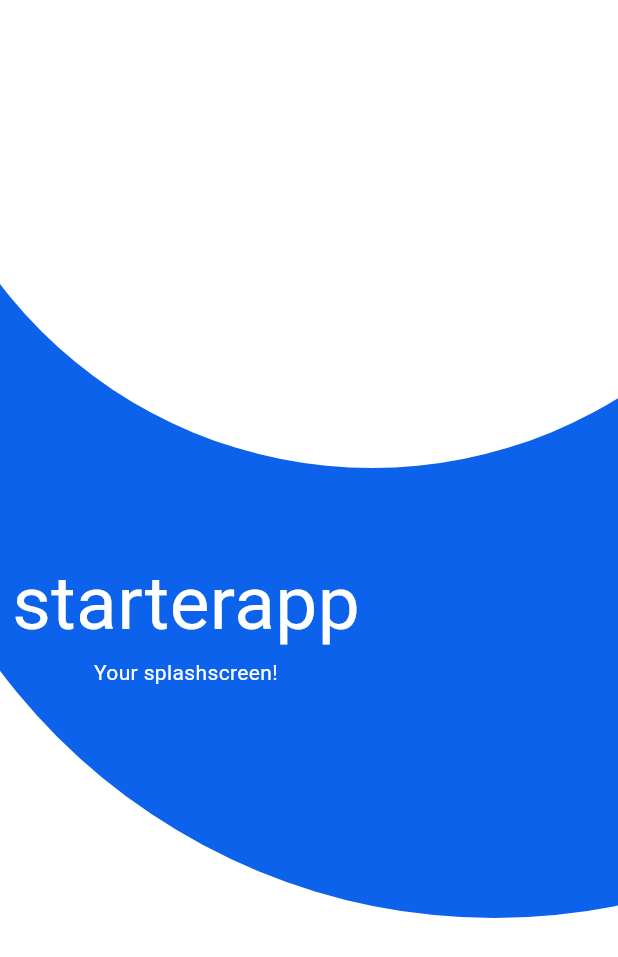
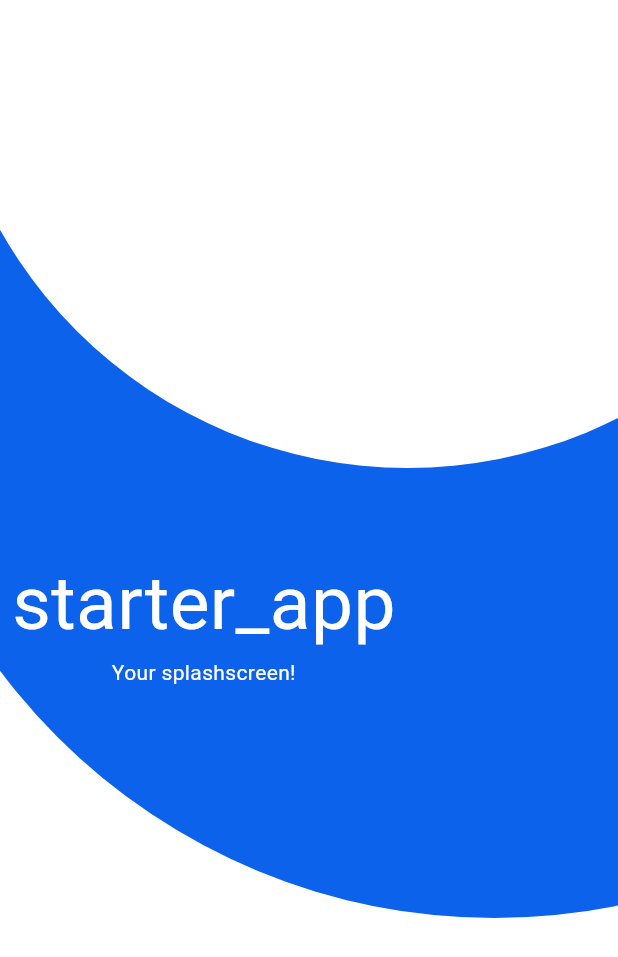
Before and after one commit to minhlongit/flutter-template-starter-app, a Flutter app: the SplashPage screen opened by its route, on a phone screen of 412 x 824 dp. Shown: the top 957 px of the screen. Run offline on Flutter 3.47's test engine with Material 3 defaults, Android fonts, the phone set to English and light mode, and no system bars; our stand-ins replace dio, internet_connection_checker, shared_preferences; missing offline and left inert: dart_jsonwebtoken; accounts and stored records are empty; generated files the repository leaves out were written again.

Commit message:
rename app

```diff
--- a/lib/helper/api/api_route_helper.dart
+++ b/lib/helper/api/api_route_helper.dart
@@ -1,5 +1,5 @@
 // Import các hằng số đường dẫn API từ một package nội bộ.
-import 'package:starterapp/constants/repository_constants/api_constants/routes/api_route_constants.dart';
+import 'package:starter_app/constants/repository_constants/api_constants/routes/api_route_constants.dart';
 
 // Lớp ApiRouteHelper chứa các phương thức trợ giúp liên quan đến đường dẫn API.
 class ApiRouteHelper {
--- a/lib/helper/auth/jwt_token_helper.dart
+++ b/lib/helper/auth/jwt_token_helper.dart
@@ -1,6 +1,6 @@
 import 'package:dart_jsonwebtoken/dart_jsonwebtoken.dart';
-import 'package:starterapp/constants/repository_constants/api_constants/auth/api_token_constants.dart';
-import 'package:starterapp/repository/local_storage/auth/jwt_local_storage.dart';
+import 'package:starter_app/constants/repository_constants/api_constants/auth/api_token_constants.dart';
+import 'package:starter_app/repository/local_storage/auth/jwt_local_storage.dart';
 
 class JwtTokenHelper {
   // Khởi tạo trình xử lý lưu trữ cục bộ cho JWT.
--- a/lib/main.dart
+++ b/lib/main.dart
@@ -1,8 +1,8 @@
 import 'package:flutter/services.dart';
 import 'package:provider/provider.dart';
-import 'package:starterapp/services/locale_service_provider.dart';
+import 'package:starter_app/services/locale_service_provider.dart';
 import 'package:flutter/material.dart';
-import 'package:starterapp/starter_app.dart';
+import 'package:starter_app/starter_app.dart';
 
 void main() async {
   WidgetsFlutterBinding
@@ -24,7 +24,7 @@ void main() async {
         ),
       ],
       child:
-          const StarterApp(), // Khởi chạy ứng dụng với widget gốc là starterapp.
+          const StarterApp(), // Khởi chạy ứng dụng với widget gốc là starter_app.
     ),
   );
 }
--- a/lib/pages/error/no_internet_page.dart
+++ b/lib/pages/error/no_internet_page.dart
@@ -1,6 +1,6 @@
 import 'package:flutter/material.dart';
 import 'package:flutter_gen/gen_l10n/app_localizations.dart';
-import 'package:starterapp/routes/routes_constants.dart';
+import 'package:starter_app/routes/routes_constants.dart';
 
 class NoInternetPage extends StatelessWidget {
   const NoInternetPage({super.key});
--- a/lib/pages/landing_page.dart
+++ b/lib/pages/landing_page.dart
@@ -1,5 +1,5 @@
 import 'package:flutter/material.dart';
-import 'package:starterapp/constants/style/style_constants.dart';
+import 'package:starter_app/constants/style/style_constants.dart';
 import 'package:flutter_gen/gen_l10n/app_localizations.dart';
 
 class LandingPage extends StatelessWidget {
@@ -15,7 +15,7 @@ class LandingPage extends StatelessWidget {
         elevation: 0,
         automaticallyImplyLeading: false,
         title: const Text(
-          "starterapp",
+          "Starter App",
           style: TextStyle(
             fontSize: 40,
             color: StyleConstants.colorTitle,
--- a/lib/pages/splash_page.dart
+++ b/lib/pages/splash_page.dart
@@ -2,9 +2,9 @@ import 'package:flutter/material.dart';
 import 'package:flutter/services.dart';
 import 'package:internet_connection_checker/internet_connection_checker.dart';
 import 'package:provider/provider.dart';
-import 'package:starterapp/constants/style/style_constants.dart';
-import 'package:starterapp/routes/routes_constants.dart';
-import 'package:starterapp/services/locale_service_provider.dart';
+import 'package:starter_app/constants/style/style_constants.dart';
+import 'package:starter_app/routes/routes_constants.dart';
+import 'package:starter_app/services/locale_service_provider.dart';
 
 class SplashPage extends StatefulWidget {
   const SplashPage({super.key});
@@ -82,7 +82,7 @@ class _SplashPageState extends State<SplashPage> {
               children: [
                 FittedBox(
                   child: Text(
-                    "starterapp",
+                    "starter_app",
                     style: TextStyle(
                       fontSize: 50,
                       color: Colors.white,
--- a/lib/repository/api/auth/api_login.dart
+++ b/lib/repository/api/auth/api_login.dart
@@ -6,9 +6,9 @@
 
 // import 'dart:developer';
 // import 'package:dio/dio.dart';
-// import 'package:starterapp/api/base/api_core.dart';
-// import 'package:starterapp/helper/api/api_route_helper.dart';
-// import 'package:starterapp/helper/api/jwt_token_helper.dart';
+// import 'package:starter_app/api/base/api_core.dart';
+// import 'package:starter_app/helper/api/api_route_helper.dart';
+// import 'package:starter_app/helper/api/jwt_token_helper.dart';
 
 // class ApiAuth {
 //   ApiBaseCore apiBaseCore = ApiBaseCore();
--- a/lib/repository/local_storage/auth/jwt_local_storage.dart
+++ b/lib/repository/local_storage/auth/jwt_local_storage.dart
@@ -1,5 +1,5 @@
-import 'package:starterapp/constants/repository_constants/local_storage_constants/auth/jwt_token_keys.dart';
-import 'package:starterapp/repository/local_storage/base/local_storage_core.dart';
+import 'package:starter_app/constants/repository_constants/local_storage_constants/auth/jwt_token_keys.dart';
+import 'package:starter_app/repository/local_storage/base/local_storage_core.dart';
 
 class JwtLocalStorage {
   // Tạo một đối tượng LocalStorageCore để tương tác với bộ nhớ cục bộ.
--- a/lib/repository/local_storage/settings/preferences_local_storage.dart
+++ b/lib/repository/local_storage/settings/preferences_local_storage.dart
@@ -1,5 +1,5 @@
-import 'package:starterapp/repository/local_storage/base/local_storage_core.dart';
-import 'package:starterapp/constants/repository_constants/local_storage_constants/settings/app_settings_keys.dart';
+import 'package:starter_app/repository/local_storage/base/local_storage_core.dart';
+import 'package:starter_app/constants/repository_constants/local_storage_constants/settings/app_settings_keys.dart';
 
 class PreferenceLocalStorage {
   // Tạo một đối tượng LocalStorageCore để tương tác với bộ nhớ cục bộ.
--- a/lib/services/locale_service_provider.dart
+++ b/lib/services/locale_service_provider.dart
@@ -1,6 +1,6 @@
 import 'package:flutter/material.dart';
-import 'package:starterapp/l10n/l10n.dart';
-import 'package:starterapp/repository/local_storage/settings/preferences_local_storage.dart';
+import 'package:starter_app/l10n/l10n.dart';
+import 'package:starter_app/repository/local_storage/settings/preferences_local_storage.dart';
 
 // Lớp `LocaleServiceProvider` được sử dụng để quản lý và cập nhật ngôn ngữ (Locale) cho ứng dụng.
 // Lớp này kế thừa từ `ChangeNotifier`, giúp thông báo các widget liên quan khi có sự thay đổi về ngôn ngữ.
--- a/lib/starter_app.dart
+++ b/lib/starter_app.dart
@@ -1,8 +1,8 @@
 import 'package:provider/provider.dart';
-import 'package:starterapp/l10n/l10n.dart';
-import 'package:starterapp/routes/routes_constants.dart';
-import 'package:starterapp/services/locale_service_provider.dart';
-import 'package:starterapp/themes/themes.dart';
+import 'package:starter_app/l10n/l10n.dart';
+import 'package:starter_app/routes/routes_constants.dart';
+import 'package:starter_app/services/locale_service_provider.dart';
+import 'package:starter_app/themes/themes.dart';
 import 'routes/router.dart' as router;
 import 'package:flutter/material.dart';
 import 'package:flutter_gen/gen_l10n/app_localizations.dart';
@@ -18,7 +18,7 @@ class StarterApp extends StatelessWidget {
         return MaterialApp(
           debugShowCheckedModeBanner:
               false, // Tắt hiển thị banner "debug" ở góc trên bên phải.
-          title: 'starterapp', // Đặt tiêu đề cho ứng dụng.
+          title: 'starter_app', // Đặt tiêu đề cho ứng dụng.
           theme: lightTheme, // Áp dụng giao diện sáng cho ứng dụng.
           initialRoute: RoutesConstants
               .splashScreenRoute, // Đặt route ban đầu là màn hình splash.
--- a/lib/themes/themes.dart
+++ b/lib/themes/themes.dart
@@ -1,5 +1,5 @@
 import 'package:flutter/material.dart';
-import 'package:starterapp/constants/style/style_constants.dart';
+import 'package:starter_app/constants/style/style_constants.dart';
 
 ThemeData lightTheme = ThemeData(
   useMaterial3: true,
--- a/pubspec.yaml
+++ b/pubspec.yaml
@@ -1,4 +1,4 @@
-name: starterapp
+name: starter_app
 description: A new Flutter project.
 publish_to: 'none'
 
```
Also changed, not shown: lib/repository/api/base/api_core.dart (+5 -5 lines), lib/routes/router.dart (+5 -5 lines), 5 other files.
